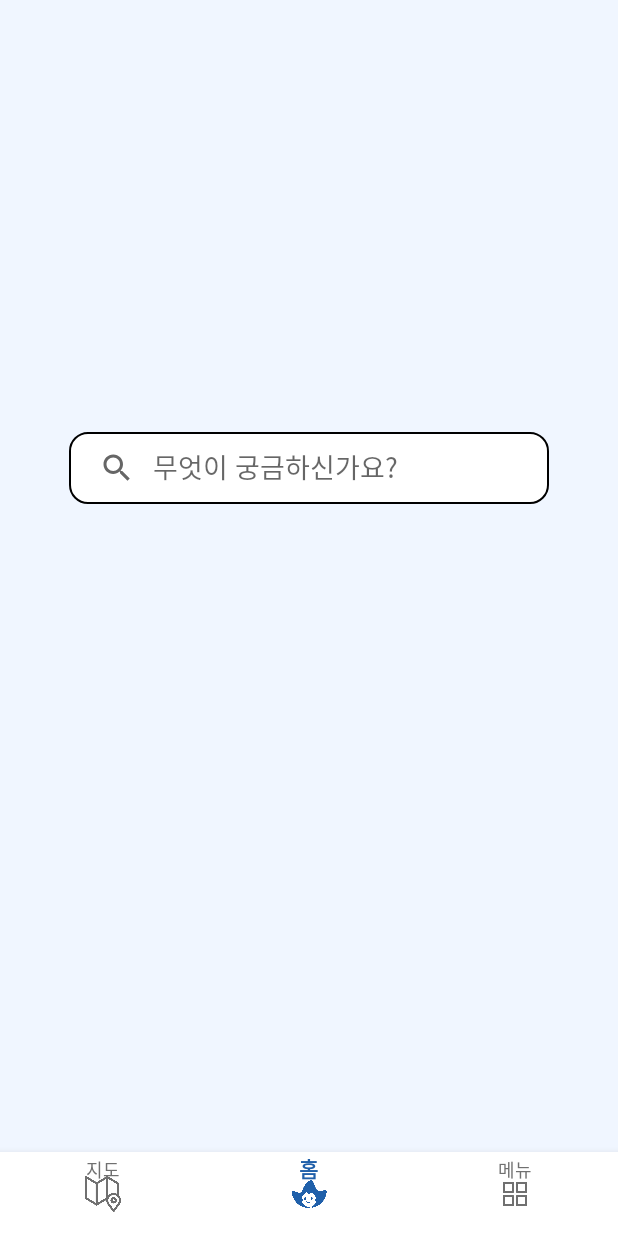
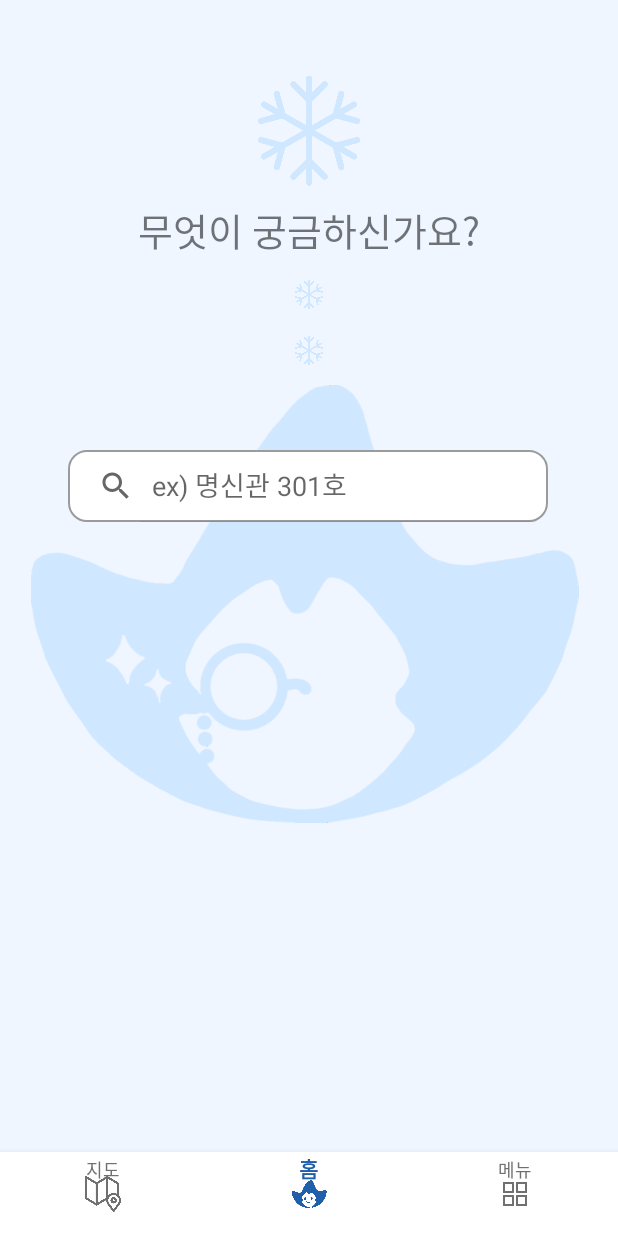
Before and after one commit to 0-x-14/AllAboutSookmyung, an Android app: the screen it shows after launch (MainActivity), after a tap on "건너띄기", on a phone screen of 412 x 824 dp. Run offline under Robolectric (Android 15) with nearby library versions, the phone set to English and light mode, and no system bars; 1 other tap on this screen came first.

Commit message:
메인페이지 디자인 추가

```diff
--- a/app/src/main/res/drawable/rounded_angle.xml
+++ b/app/src/main/res/drawable/rounded_angle.xml
@@ -12,5 +12,5 @@
     <!-- 태두리 두께, 색 -->
     <stroke
         android:width="1dp"
-        android:color="#000" />
+        android:color="#9B9B9B" />
 </shape>
--- a/app/src/main/res/layout/activity_padspot.xml
+++ b/app/src/main/res/layout/activity_padspot.xml
@@ -11,11 +11,12 @@
         android:layout_width="0dp"
         android:layout_height="673dp"
         android:layout_marginStart="16dp"
+        android:layout_marginTop="30dp"
         android:layout_marginEnd="16dp"
         android:layout_marginBottom="28dp"
-        app:layout_constraintBottom_toBottomOf="parent"
         app:layout_constraintEnd_toEndOf="parent"
         app:layout_constraintHorizontal_bias="1.0"
         app:layout_constraintStart_toStartOf="parent"
+        app:layout_constraintTop_toTopOf="parent"
         app:srcCompat="@drawable/ic_menu_padspot" />
 </androidx.constraintlayout.widget.ConstraintLayout>
--- a/app/src/main/res/layout/fragment_home.xml
+++ b/app/src/main/res/layout/fragment_home.xml
@@ -20,14 +20,21 @@
     개인 코딩은 branch 만들고 나서 커밋하는 게 나을 거 같아서-->
 
     <!-- TODO: 검색바 구현을 위한 리니어 틀 for 정은 -->
-    <LinearLayout
-        android:layout_width="match_parent"
-        android:layout_height="match_parent"
-        android:orientation="vertical">
-
     <androidx.constraintlayout.widget.ConstraintLayout
     android:layout_width="match_parent"
     android:layout_height="match_parent">
+
+        <ImageView
+            android:id="@+id/imageView6"
+            android:layout_width="365dp"
+            android:layout_height="345dp"
+            android:layout_marginTop="230dp"
+
+            android:src="@drawable/ic_background_main"
+            app:layout_constraintEnd_toEndOf="parent"
+            app:layout_constraintHorizontal_bias="0.44"
+            app:layout_constraintStart_toStartOf="parent"
+            app:layout_constraintTop_toTopOf="parent" />
 
         <androidx.appcompat.widget.SearchView
             android:id="@+id/search_view"
@@ -37,18 +44,54 @@
             app:iconifiedByDefault="false"
             app:layout_constraintBottom_toBottomOf="parent"
             app:layout_constraintEnd_toEndOf="parent"
+            app:layout_constraintHorizontal_bias="0.494"
             app:layout_constraintStart_toStartOf="parent"
             app:layout_constraintTop_toTopOf="parent"
-                app:layout_constraintVertical_bias="0.4"
-                app:queryHint="무엇이 궁금하신가요?" />
+            app:layout_constraintVertical_bias="0.417"
+            app:queryHint="ex) 명신관 301호" />
+
+        <TextView
+            android:id="@+id/textView"
+            android:layout_width="wrap_content"
+            android:layout_height="wrap_content"
+            android:layout_marginTop="10dp"
+            android:text="무엇이 궁금하신가요?"
+            android:textSize="25dp"
+            app:layout_constraintEnd_toEndOf="parent"
+            app:layout_constraintStart_toStartOf="parent"
+            app:layout_constraintTop_toBottomOf="@+id/imageView7" />
+
+        <ImageView
+            android:id="@+id/imageView7"
+            android:layout_width="73dp"
+            android:layout_height="74dp"
+            android:layout_marginTop="50dp"
+            android:src="@drawable/ic_background_main_snow"
+            app:layout_constraintEnd_toEndOf="parent"
+            app:layout_constraintStart_toStartOf="parent"
+            app:layout_constraintTop_toTopOf="parent" />
+
+        <ImageView
+            android:id="@+id/imageView9"
+            android:layout_width="20dp"
+            android:layout_height="27dp"
+            android:layout_marginTop="10dp"
+            android:src="@drawable/ic_background_main_snow"
+            app:layout_constraintEnd_toEndOf="parent"
+            app:layout_constraintStart_toStartOf="parent"
+            app:layout_constraintTop_toBottomOf="@+id/textView" />
+
+        <ImageView
+            android:id="@+id/imageView10"
+            android:layout_width="20dp"
+            android:layout_height="27dp"
+            android:layout_marginTop="10dp"
+            android:src="@drawable/ic_background_main_snow"
+            app:layout_constraintEnd_toEndOf="parent"
+            app:layout_constraintStart_toStartOf="parent"
+            app:layout_constraintTop_toBottomOf="@+id/imageView9" />
 
     </androidx.constraintlayout.widget.ConstraintLayout>
-        <RelativeLayout
-            android:layout_width="match_parent"
-            android:layout_height="500dp">
-
-        </RelativeLayout>
-    </LinearLayout>
 
     <!-- TODO: 메인버튼 구현을 위한 상대레이아웃틀 for 주영언니 -->
 
--- a/app/src/main/res/layout/fragment_map.xml
+++ b/app/src/main/res/layout/fragment_map.xml
@@ -1,5 +1,6 @@
 <?xml version="1.0" encoding="utf-8"?>
 <FrameLayout xmlns:android="http://schemas.android.com/apk/res/android"
+    xmlns:app="http://schemas.android.com/apk/res-auto"
     xmlns:tools="http://schemas.android.com/tools"
     android:id="@+id/map"
     android:layout_width="match_parent"
@@ -8,10 +9,11 @@
     android:background="@drawable/background_color">
 
     <ImageView
+        android:id="@+id/imageView8"
         android:layout_width="wrap_content"
         android:layout_height="wrap_content"
         android:layout_gravity="center"
-        android:src="@drawable/map_campus_one"/>
+        android:src="@drawable/map_campus_one" />
 
     <LinearLayout
         android:layout_width="match_parent"
--- a/app/src/main/res/layout/print.xml
+++ b/app/src/main/res/layout/print.xml
@@ -11,7 +11,7 @@
         android:id="@+id/imageView5"
         android:layout_width="wrap_content"
         android:layout_height="600dp"
-        android:layout_marginTop="40dp"
+        android:layout_marginTop="30dp"
         app:layout_constraintEnd_toEndOf="parent"
         app:layout_constraintStart_toStartOf="parent"
         app:layout_constraintTop_toTopOf="parent"
--- a/app/src/main/res/values/values.xml
+++ b/app/src/main/res/values/values.xml
@@ -2,16 +2,16 @@
 <resources>
 
     <!-- 선택되지 않은 점(선택 되지 않은 페이지 점) -->
-    <color name="dot_dark_screen1">#1C7C34</color>
-    <color name="dot_dark_screen2">#A5662D</color>
-    <color name="dot_dark_screen3">#A54B6A</color>
-    <color name="dot_dark_screen4">#2D717A</color>
+    <color name="dot_dark_screen1">#9FB1D9</color>
+    <color name="dot_dark_screen2">#9FB1D9</color>
+    <color name="dot_dark_screen3">#9FB1D9</color>
+    <color name="dot_dark_screen4">#9FB1D9</color>
 
     <!-- 선택된 점(해당 페이지 일 때) -->
-    <color name="dot_light_screen1">#67FF8C</color>
-    <color name="dot_light_screen2">#FFCE70</color>
-    <color name="dot_light_screen3">#FF74A8</color>
-    <color name="dot_light_screen4">#64E7FF</color>
+    <color name="dot_light_screen1">#405fa4</color>
+    <color name="dot_light_screen2">#405fa4</color>
+    <color name="dot_light_screen3">#405fa4</color>
+    <color name="dot_light_screen4">#405fa4</color>
 
     <array name="array_dot_active">
         <item>@color/dot_light_screen1</item>
```
Also changed, not shown: app/src/main/res/drawable/ic_background_main.png (added), app/src/main/res/drawable/ic_background_main_snow.png (added). Lines whose indentation alone changed are shown as unchanged.
